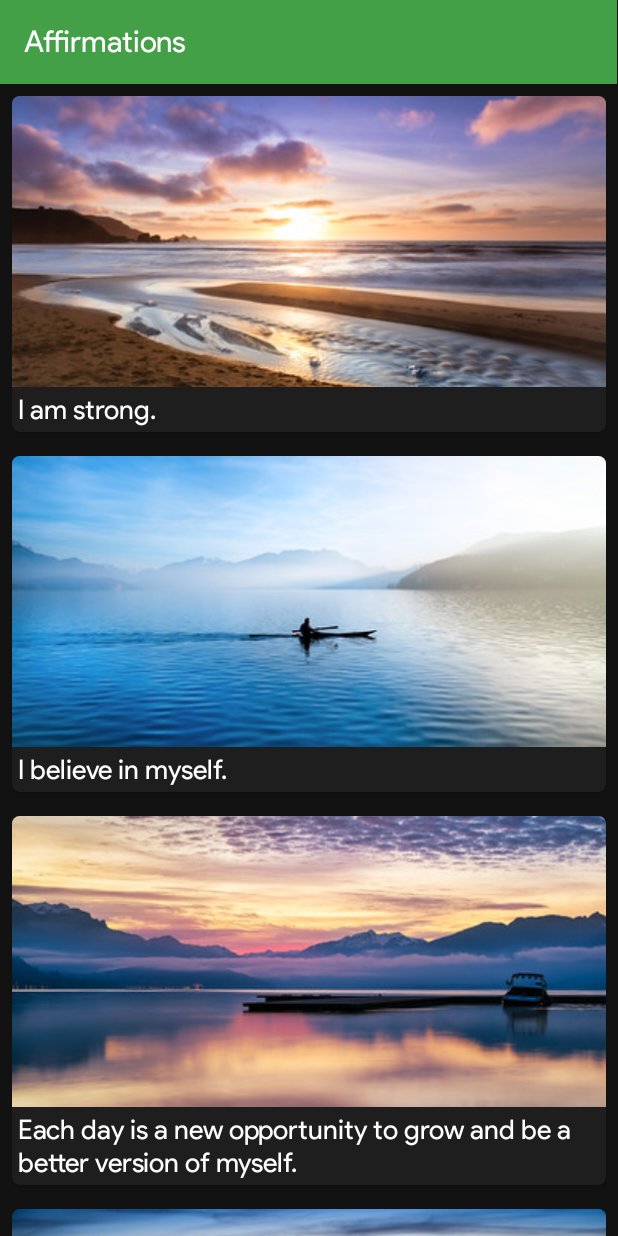
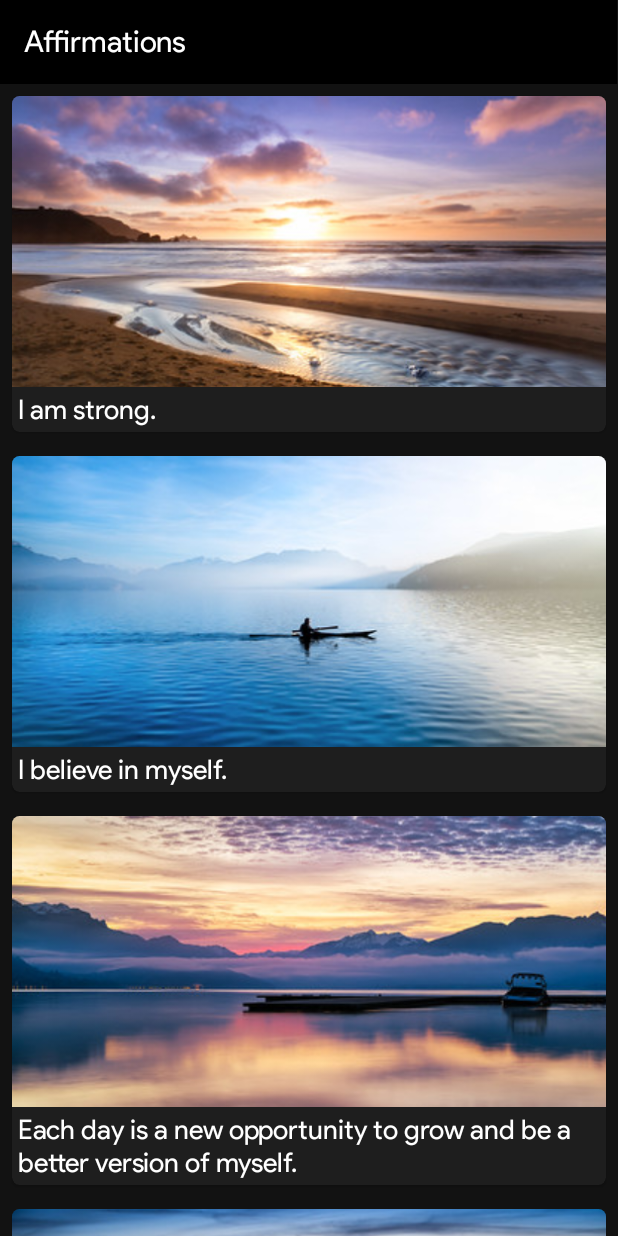
Before and after one commit to tumininucodes/affirmations, an Android app: the screen it shows after launch (MainActivity), on a phone screen of 412 x 824 dp. Run offline under Robolectric (Android 15) with nearby library versions, the phone set to English and light mode, and no system bars; our stand-ins replace data binding.

Commit message:
A simple affirmations app for positivity

```diff
--- a/app/src/main/res/layout/activity_main.xml
+++ b/app/src/main/res/layout/activity_main.xml
@@ -14,7 +14,7 @@
             android:layout_height="wrap_content"
             android:layout_alignParentStart="true"
             app:titleTextColor="@color/colorWhite"
-            android:background="@color/colorPrimary"
+            android:background="@color/black"
             android:layout_alignParentTop="true"
             app:title="@string/app_name"
             app:titleTextAppearance="@style/ActionBarText" />
--- a/app/src/main/res/values/styles.xml
+++ b/app/src/main/res/values/styles.xml
@@ -3,7 +3,7 @@
     <!-- Base application theme. -->
     <style name="AppTheme" parent="Theme.MaterialComponents.NoActionBar">
         <!-- Customize your theme here. -->
-        <item name="colorPrimary">@color/colorPrimary</item>
+        <item name="colorPrimary">@color/black</item>
         <item name="colorPrimaryDark">@color/black</item>
         <item name="colorAccent">@color/colorAccent</item>
         <item name="colorSecondary">@color/colorPrimary</item>
```
